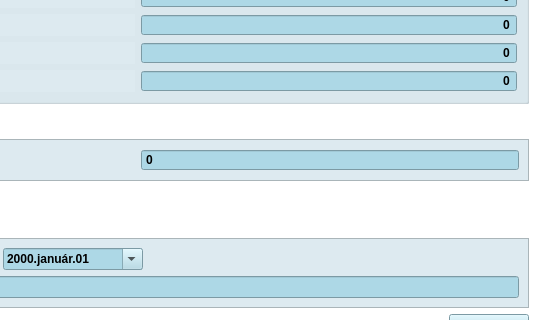
First picture: the form in FamilyFinancies/activityhouse.ui, repository DannyFreecs/FamilyBudgetSimple, before the edit; both pictures show x 262 to 800 and y 133 to 453 of the 800 by 600 pixel window.
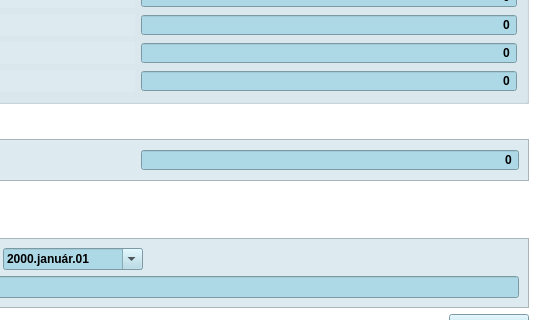
Second picture: the form after the edit. Custom widgets are drawn as their Qt base class.

The edit to the form file:
```diff
--- a/FamilyFinancies/activityhouse.ui
+++ b/FamilyFinancies/activityhouse.ui
@@ -340,9 +340,15 @@
              <property name="styleSheet">
               <string notr="true">background-color: rgb(173, 216, 230);</string>
              </property>
+             <property name="alignment">
+              <set>Qt::AlignRight|Qt::AlignTrailing|Qt::AlignVCenter</set>
+             </property>
              <property name="buttonSymbols">
               <enum>QAbstractSpinBox::NoButtons</enum>
              </property>
+             <property name="maximum">
+              <number>999999999</number>
+             </property>
             </widget>
            </item>
           </layout>
```
Left out of the diff: 18 changed lines with no effect on the pictures.
